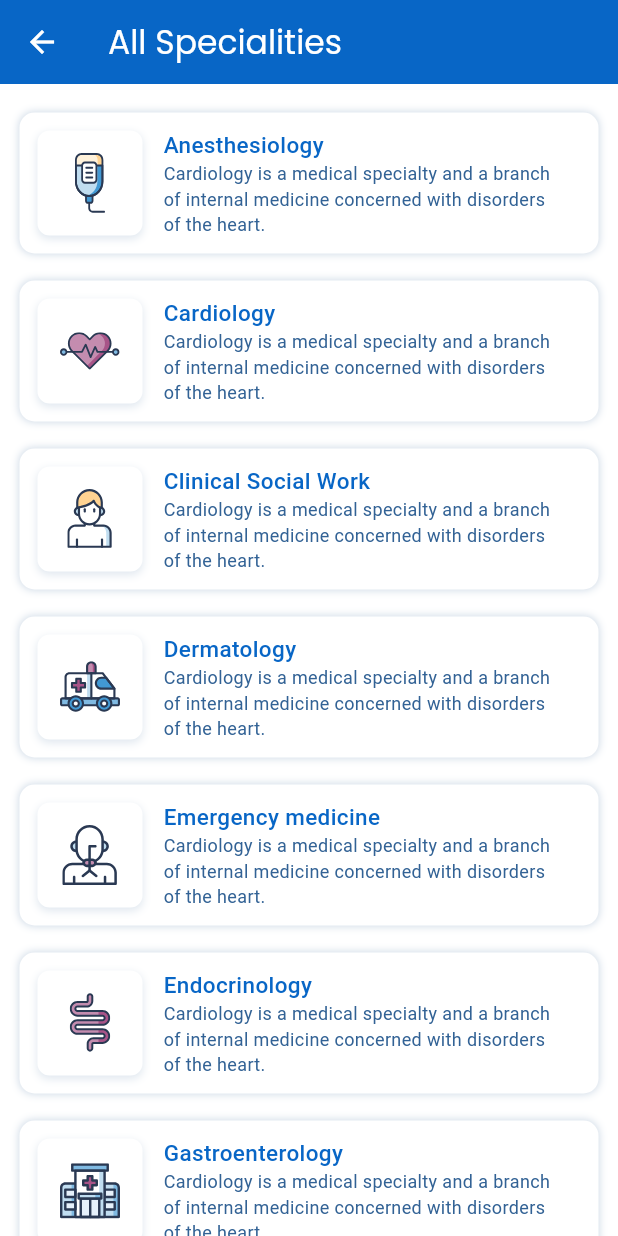
After one commit to sovtechnologie/locume_flutter_mobile, a Flutter app: the HomeView screen opened by its route, after a tap on "View All", on a phone screen of 412 x 824 dp. The commit adds this screen. Run offline on Flutter 3.47's test engine with Material 3 defaults, Android fonts, the phone set to English and light mode, and no system bars; our stand-ins replace carousel_slider, convex_bottom_bar, flutter_svg, get, google_fonts, hexcolor and 1 more.

Commit message:
specialities done

```diff
--- a/lib/Theme/theme.dart
+++ b/lib/Theme/theme.dart
@@ -47,11 +47,13 @@ ThemeData themeData(BuildContext context) {
   final baseTextTheme = GoogleFonts.poppinsTextTheme();
 
   return ThemeData(
+    appBarTheme:
+        AppBarTheme(backgroundColor: primaryColor, foregroundColor: white),
     primaryColor: primaryColor,
     visualDensity: VisualDensity.adaptivePlatformDensity,
     scaffoldBackgroundColor: scaffoldBackgroundColor,
     brightness: Brightness.light,
-    pageTransitionsTheme: PageTransitionsTheme(
+    pageTransitionsTheme: const PageTransitionsTheme(
       builders: {
         TargetPlatform.android: ZoomPageTransitionsBuilder(),
         TargetPlatform.iOS: CupertinoPageTransitionsBuilder(),
--- a/lib/app/routes/app_pages.dart
+++ b/lib/app/routes/app_pages.dart
@@ -1,5 +1,7 @@
 import 'package:flutter/material.dart';
 import 'package:get/get.dart';
+import 'package:locume/app/screen/allSpecialities/binding/specialities_binding.dart';
+import 'package:locume/app/screen/allSpecialities/view/specialities_view.dart';
 import 'package:locume/app/screen/bottomnavigation/binding/BottomNavigation_Binding.dart';
 import 'package:locume/app/screen/bottomnavigation/view/BottomNavigation_view.dart';
 import 'package:locume/app/screen/getstarted/binding/getstart_binding.dart';
@@ -65,5 +67,9 @@ class AppPages {
         name: _Paths.BottomNavigation,
         page: () => BottomnavigationView(),
         binding: BottomnavigationBinding()),
+    GetPage(
+        name: _Paths.specialities,
+        page: () => SpecialitiesView(),
+        binding: SpecialitiesBinding())
   ];
 }
--- a/lib/app/routes/app_routes.dart
+++ b/lib/app/routes/app_routes.dart
@@ -13,6 +13,7 @@ abstract class Routes {
   static const Hospital = _Paths.Hospital;
   static const Profile = _Paths.Profile;
   static const Locums = _Paths.Locums;
+  static const Specialities = _Paths.specialities;
 }
 
 abstract class _Paths {
@@ -26,4 +27,5 @@ abstract class _Paths {
   static const Hospital = '/hospital';
   static const Profile = '/profile';
   static const Locums = '/locums';
+  static const specialities = '/specialities';
 }
--- /dev/null
+++ b/lib/app/screen/allSpecialities/binding/specialities_binding.dart
@@ -0,0 +1,11 @@
+import 'package:get/get.dart';
+import 'package:locume/app/screen/allSpecialities/controller/specialities_controller.dart';
+
+class SpecialitiesBinding extends Bindings {
+  @override
+  void dependencies() {
+    Get.lazyPut<SpecialitiesController>(
+      () => SpecialitiesController(),
+    );
+  }
+}
--- /dev/null
+++ b/lib/app/screen/allSpecialities/controller/specialities_controller.dart
@@ -0,0 +1,3 @@
+import 'package:get/get.dart';
+
+class SpecialitiesController extends GetxController {}
--- /dev/null
+++ b/lib/app/screen/allSpecialities/view/specialities_view.dart
@@ -0,0 +1,157 @@
+import 'package:flutter/material.dart';
+import 'package:flutter_svg/flutter_svg.dart';
+import 'package:get/get.dart';
+import 'package:locume/Theme/textTheme.dart';
+import 'package:locume/Theme/theme.dart';
+import 'package:locume/app/screen/allSpecialities/controller/specialities_controller.dart';
+
+class SpecialitiesView extends GetView<SpecialitiesController> {
+  const SpecialitiesView({super.key});
+
+  @override
+  Widget build(BuildContext context) {
+    return Scaffold(
+      appBar: AppBar(
+        title: const Text("All Specialities"),
+      ),
+      body: SingleChildScrollView(
+        child: Column(
+          children: [
+            const SizedBox(
+              height: 10,
+            ),
+            buildSpecialityCard(
+              imagePath: "assets/type1.svg",
+              title: "Anesthesiology",
+              description:
+                  "Cardiology is a medical specialty and a branch of internal medicine concerned with disorders of the heart.",
+            ),
+            buildSpecialityCard(
+              imagePath: "assets/type2.svg",
+              title: "Cardiology",
+              description:
+                  "Cardiology is a medical specialty and a branch of internal medicine concerned with disorders of the heart.",
+            ),
+            buildSpecialityCard(
+              imagePath: "assets/type3.svg",
+              title: "Clinical Social Work",
+              description:
+                  "Cardiology is a medical specialty and a branch of internal medicine concerned with disorders of the heart.",
+            ),
+            buildSpecialityCard(
+              imagePath: "assets/type4.svg",
+              title: "Dermatology",
+              description:
+                  "Cardiology is a medical specialty and a branch of internal medicine concerned with disorders of the heart.",
+            ),
+            buildSpecialityCard(
+              imagePath: "assets/type5.svg",
+              title: "Emergency medicine",
+              description:
+                  "Cardiology is a medical specialty and a branch of internal medicine concerned with disorders of the heart.",
+            ),
+            buildSpecialityCard(
+              imagePath: "assets/type6.svg",
+              title: "Endocrinology",
+              description:
+                  "Cardiology is a medical specialty and a branch of internal medicine concerned with disorders of the heart.",
+            ),
+            buildSpecialityCard(
+              imagePath: "assets/type7.svg",
+              title: "Gastroenterology",
+              description:
+                  "Cardiology is a medical specialty and a branch of internal medicine concerned with disorders of the heart.",
+            ),
+            buildSpecialityCard(
+              imagePath: "assets/type8.svg",
+              title: "Hospital medicine",
+              description:
+                  "Cardiology is a medical specialty and a branch of internal medicine concerned with disorders of the heart.",
+            ),
+          ],
+        ),
+      ),
+    );
+  }
+}
+
+Widget buildSpecialityCard({
+  required String imagePath,
+  required String title,
+  required String description,
+}) {
+  return Padding(
+    padding: const EdgeInsets.symmetric(vertical: 9.0, horizontal: 13.0),
+    child: Container(
+      decoration: BoxDecoration(
+        boxShadow: [
+          BoxShadow(
+            offset: const Offset(0, 0),
+            color: textColor.withOpacity(0.25),
+            blurRadius: 4.0,
+            spreadRadius: 0,
+            blurStyle: BlurStyle.normal,
+          )
+        ],
+        borderRadius: BorderRadius.circular(10),
+        color: white,
+      ),
+      child: Padding(
+        padding: const EdgeInsets.all(8.0),
+        child: Row(
+          crossAxisAlignment: CrossAxisAlignment.center,
+          children: [
+            Padding(
+              padding: const EdgeInsets.all(4.0),
+              child: Container(
+                width: 70,
+                height: 70,
+                decoration: BoxDecoration(
+                  color: white,
+                  boxShadow: [
+                    BoxShadow(
+                      offset: const Offset(0, 2),
+                      color: textColor.withOpacity(0.15),
+                      blurRadius: 4.0,
+                      spreadRadius: 0,
+                      blurStyle: BlurStyle.normal,
+                    )
+                  ],
+                  borderRadius: const BorderRadius.all(Radius.circular(8.0)),
+                ),
+                child: Padding(
+                  padding: const EdgeInsets.all(15.0),
+                  child: SvgPicture.asset(imagePath),
+                ),
+              ),
+            ),
+            Expanded(
+              child: Padding(
+                padding: const EdgeInsets.only(left: 10.0, right: 14.0),
+                child: Column(
+                  crossAxisAlignment: CrossAxisAlignment.start,
+                  mainAxisAlignment: MainAxisAlignment.start,
+                  children: [
+                    Text(
+                      title,
+                      style: TextStyle(
+                        fontSize: 15,
+                        color: primaryColor,
+                        fontWeight: FontWeight.w500,
+                      ),
+                    ),
+                    Text(
+                      description,
+                      style: TextStyle(fontSize: 12, color: textColor),
+                      overflow: TextOverflow.visible,
+                    ),
+                  ],
+                ),
+              ),
+            ),
+          ],
+        ),
+      ),
+    ),
+  );
+}
--- a/lib/app/screen/home/view/Home_view.dart
+++ b/lib/app/screen/home/view/Home_view.dart
@@ -111,12 +111,17 @@ class HomeView extends GetView<HomeControlller> {
                         fontWeight: FontWeight.w600,
                         color: HexColor('#0866C6')),
                   ),
-                  Text(
-                    'View All',
-                    style: GoogleFonts.montserrat(
-                        fontSize: 12,
-                        fontWeight: FontWeight.w500,
-                        color: HexColor('#1E5A84')),
+                  InkWell(
+                    onTap: () {
+                      Get.toNamed('/specialities');
+                    },
+                    child: Text(
+                      'View All',
+                      style: GoogleFonts.montserrat(
+                          fontSize: 12,
+                          fontWeight: FontWeight.w500,
+                          color: HexColor('#1E5A84')),
+                    ),
                   ),
                 ],
               ),
```
